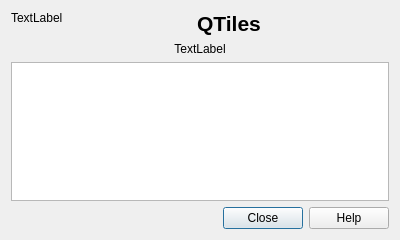
Qt form aboutdialogbase.ui (nextgis/UMD_GLAD) before a commit.
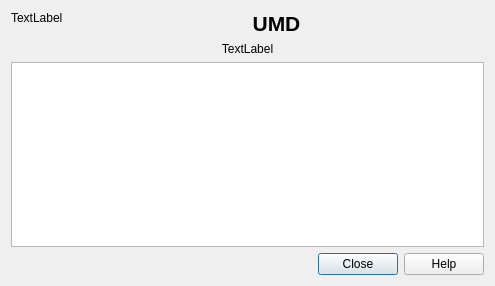
The same form after that commit.

Commit message: update text in about dialog and plugin description

Patch:
```diff
--- a/aboutdialogbase.ui
+++ b/aboutdialogbase.ui
@@ -6,8 +6,8 @@
    <rect>
     <x>0</x>
     <y>0</y>
-    <width>400</width>
-    <height>240</height>
+    <width>495</width>
+    <height>286</height>
    </rect>
   </property>
   <property name="windowTitle">
@@ -30,8 +30,8 @@
       <string>&lt;!DOCTYPE HTML PUBLIC &quot;-//W3C//DTD HTML 4.0//EN&quot; &quot;http://www.w3.org/TR/REC-html40/strict.dtd&quot;&gt;
 &lt;html&gt;&lt;head&gt;&lt;meta name=&quot;qrichtext&quot; content=&quot;1&quot; /&gt;&lt;style type=&quot;text/css&quot;&gt;
 p, li { white-space: pre-wrap; }
-&lt;/style&gt;&lt;/head&gt;&lt;body style=&quot; font-family:'Droid Sans'; font-size:8pt; font-weight:400; font-style:normal;&quot;&gt;
-&lt;p align=&quot;center&quot; style=&quot; margin-top:0px; margin-bottom:0px; margin-left:0px; margin-right:0px; -qt-block-indent:0; text-indent:0px;&quot;&gt;&lt;span style=&quot; font-size:16pt; font-weight:600;&quot;&gt;QTiles&lt;/span&gt;&lt;/p&gt;&lt;/body&gt;&lt;/html&gt;</string>
+&lt;/style&gt;&lt;/head&gt;&lt;body style=&quot; font-family:'Droid Sans'; font-size:10pt; font-weight:400; font-style:normal;&quot;&gt;
+&lt;p align=&quot;center&quot; style=&quot; margin-top:0px; margin-bottom:0px; margin-left:0px; margin-right:0px; -qt-block-indent:0; text-indent:0px;&quot;&gt;&lt;span style=&quot; font-size:16pt; font-weight:600;&quot;&gt;UMD&lt;/span&gt;&lt;/p&gt;&lt;/body&gt;&lt;/html&gt;</string>
      </property>
      <property name="alignment">
       <set>Qt::AlignCenter</set>
@@ -67,7 +67,7 @@
       <string>&lt;!DOCTYPE HTML PUBLIC &quot;-//W3C//DTD HTML 4.0//EN&quot; &quot;http://www.w3.org/TR/REC-html40/strict.dtd&quot;&gt;
 &lt;html&gt;&lt;head&gt;&lt;meta name=&quot;qrichtext&quot; content=&quot;1&quot; /&gt;&lt;style type=&quot;text/css&quot;&gt;
 p, li { white-space: pre-wrap; }
-&lt;/style&gt;&lt;/head&gt;&lt;body style=&quot; font-family:'Droid Sans'; font-size:8pt; font-weight:400; font-style:normal;&quot;&gt;
+&lt;/style&gt;&lt;/head&gt;&lt;body style=&quot; font-family:'Droid Sans'; font-size:10pt; font-weight:400; font-style:normal;&quot;&gt;
 &lt;p style=&quot;-qt-paragraph-type:empty; margin-top:0px; margin-bottom:0px; margin-left:0px; margin-right:0px; -qt-block-indent:0; text-indent:0px; font-family:'Sans Serif'; font-size:9pt;&quot;&gt;&lt;br /&gt;&lt;/p&gt;&lt;/body&gt;&lt;/html&gt;</string>
      </property>
      <property name="textInteractionFlags">
```
Left out of the diff: 2 changed lines with no effect on the pictures. The commit also changes 2 other files.
